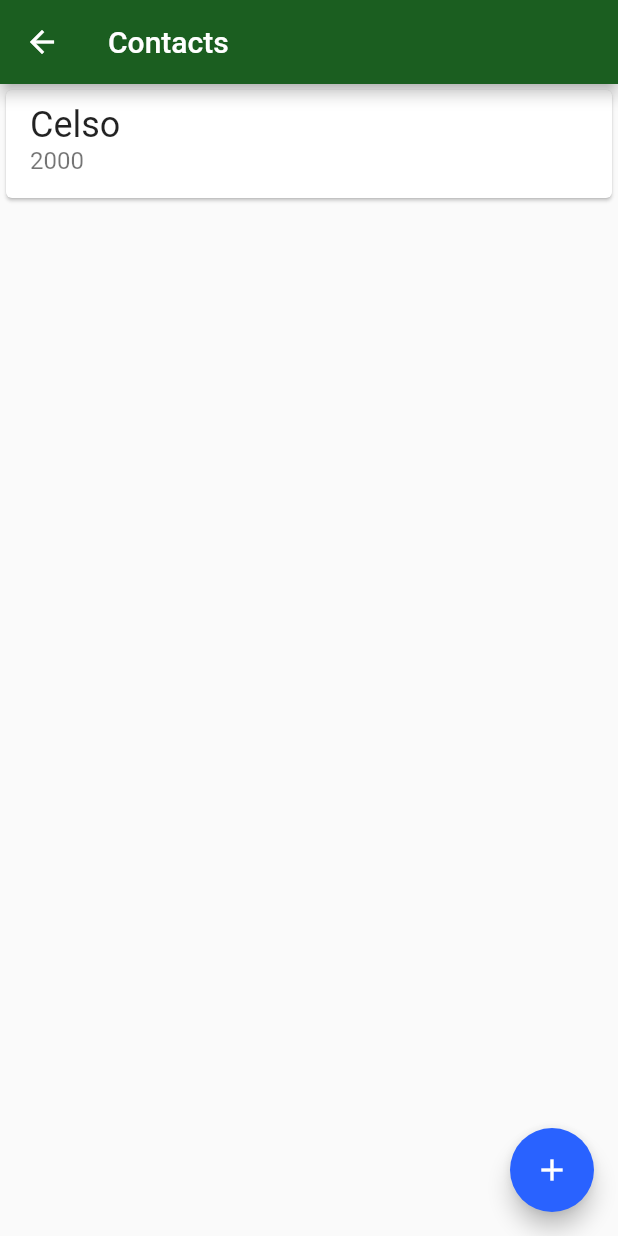
After one commit to celsofilho82/Flutter, a Flutter app: the screen it shows after launch, after a tap on "Contacts", on a phone screen of 412 x 824 dp. The commit adds this screen. Run offline on Flutter 3.47's test engine with Material 2 defaults, Android fonts, the phone set to English and light mode, and no system bars.

Commit message:
Criando a lista de contatos

```diff
--- a/bytebank2/lib/main.dart
+++ b/bytebank2/lib/main.dart
@@ -1,3 +1,5 @@
+import 'package:bytebank2/screens/contacts_list.dart';
+import 'package:bytebank2/screens/dashbord.dart';
 import 'package:flutter/material.dart';
 
 void main() {
@@ -21,53 +23,3 @@ class ByteBankApp extends StatelessWidget {
     );
   }
 }
-
-class Dashboard extends StatelessWidget {
-  const Dashboard({Key key}) : super(key: key);
-
-  @override
-  Widget build(BuildContext context) {
-    return Scaffold(
-      appBar: AppBar(
-        title: Text("Dashboard"),
-      ),
-      body: Column(
-        mainAxisAlignment: MainAxisAlignment.spaceBetween,
-        crossAxisAlignment: CrossAxisAlignment.start,
-        children: <Widget>[
-          Padding(
-            padding: const EdgeInsets.all(8.0),
-            child: Image.asset('images/bytebank_logo.png'),
-          ),
-          Padding(
-            padding: const EdgeInsets.all(8.0),
-            child: Container(
-              padding: EdgeInsets.all(8.0),
-              height: 100,
-              width: 150,
-              color: Theme.of(context).primaryColor,
-              child: Column(
-                mainAxisAlignment: MainAxisAlignment.spaceBetween,
-                crossAxisAlignment: CrossAxisAlignment.start,
-                children: <Widget>[
-                  Icon(
-                    Icons.people,
-                    color: Colors.white,
-                    size: 32.0,
-                  ),
-                  Text(
-                    'Contacts',
-                    style: TextStyle(
-                      color: Colors.white,
-                      fontSize: 16.0,
-                    ),
-                  ),
-                ],
-              ),
-            ),
-          ),
-        ],
-      ),
-    );
-  }
-}
--- /dev/null
+++ b/bytebank2/lib/screens/contacts_list.dart
@@ -0,0 +1,36 @@
+import 'package:flutter/material.dart';
+
+class ContactsList extends StatelessWidget {
+  const ContactsList({Key key}) : super(key: key);
+
+  @override
+  Widget build(BuildContext context) {
+    return Scaffold(
+      appBar: AppBar(
+        title: Text('Contacts'),
+      ),
+      body: ListView(
+        children: <Widget>[
+          Card(
+            child: ListTile(
+              title: Text(
+                'Celso',
+                style: TextStyle(fontSize: 24.0),
+              ),
+              subtitle: Text(
+                '2000',
+                style: TextStyle(fontSize: 16.0),
+              ),
+            ),
+          )
+        ],
+      ),
+      floatingActionButton: FloatingActionButton(
+        onPressed: () {},
+        child: Icon(
+          Icons.add,
+        ),
+      ),
+    );
+  }
+}
--- /dev/null
+++ b/bytebank2/lib/screens/dashbord.dart
@@ -0,0 +1,62 @@
+import 'package:bytebank2/screens/contacts_list.dart';
+import 'package:flutter/cupertino.dart';
+import 'package:flutter/material.dart';
+
+class Dashboard extends StatelessWidget {
+  const Dashboard({Key key}) : super(key: key);
+
+  @override
+  Widget build(BuildContext context) {
+    return Scaffold(
+      appBar: AppBar(
+        title: Text("Dashboard"),
+      ),
+      body: Column(
+        mainAxisAlignment: MainAxisAlignment.spaceBetween,
+        crossAxisAlignment: CrossAxisAlignment.start,
+        children: <Widget>[
+          Padding(
+            padding: const EdgeInsets.all(8.0),
+            child: Image.asset('images/bytebank_logo.png'),
+          ),
+          Padding(
+            padding: const EdgeInsets.all(8.0),
+            child: Material(
+              color: Theme.of(context).primaryColor,
+              child: InkWell(
+                onTap: () {
+                  Navigator.of(context).push(MaterialPageRoute(
+                    builder: (context) => ContactsList(),
+                  ));
+                },
+                child: Container(
+                  padding: EdgeInsets.all(8.0),
+                  height: 100,
+                  width: 150,
+                  child: Column(
+                    mainAxisAlignment: MainAxisAlignment.spaceBetween,
+                    crossAxisAlignment: CrossAxisAlignment.start,
+                    children: <Widget>[
+                      Icon(
+                        Icons.people,
+                        color: Colors.white,
+                        size: 32.0,
+                      ),
+                      Text(
+                        'Contacts',
+                        style: TextStyle(
+                          color: Colors.white,
+                          fontSize: 16.0,
+                        ),
+                      ),
+                    ],
+                  ),
+                ),
+              ),
+            ),
+          ),
+        ],
+      ),
+    );
+  }
+}
```
